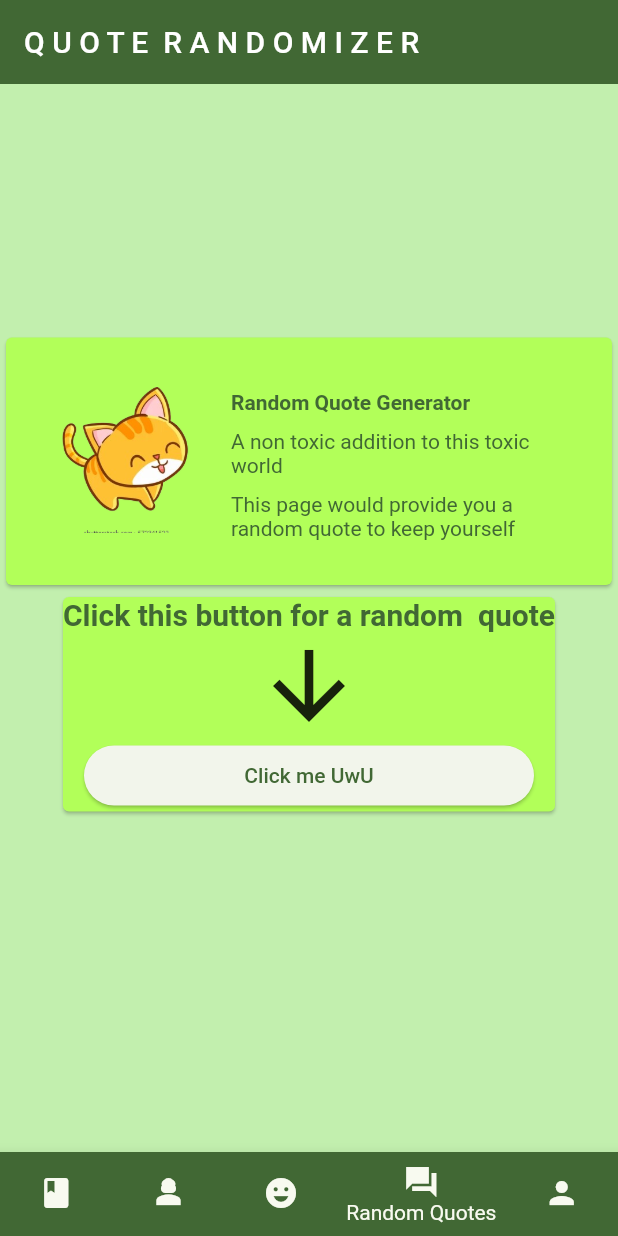
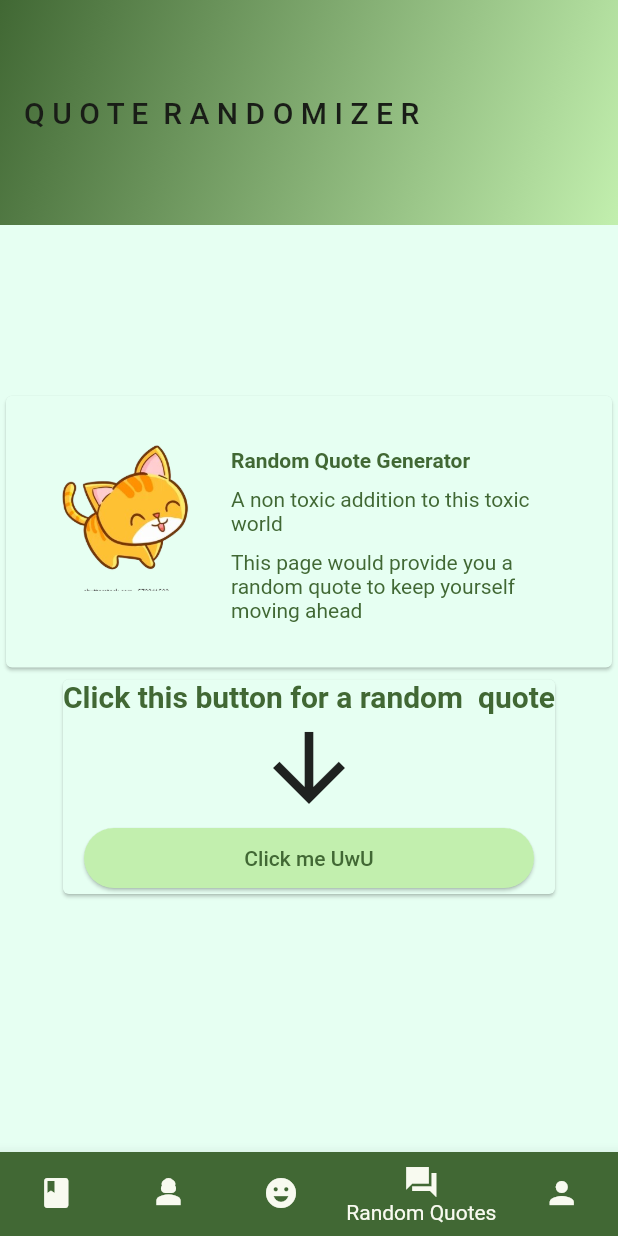
Before and after one commit to ArchedEquation/Secret_diary, a Flutter app: the screen it shows once a user with an empty profile is signed in, item 4 of the bottom bar chosen, on a phone screen of 412 x 824 dp. Run offline on Flutter 3.47's test engine with Material 2 defaults, Android fonts, the phone set to English and light mode, and no system bars; our stand-ins replace cloud_firestore, firebase_auth, firebase_core, firebase_storage, image_picker; missing offline and left inert: firebase_core_dart; accounts and stored records are empty.

Commit message:
done with the random quote page

```diff
--- a/lib/screens/quote.dart
+++ b/lib/screens/quote.dart
@@ -53,12 +53,21 @@ class _QuoteScreenState extends State<QuoteScreen> {
   @override
   Widget build(BuildContext context) {
     return Scaffold(
-      backgroundColor: Theme.of(context).colorScheme.primaryContainer,
+      backgroundColor: const Color(0xffe6fff2),
       appBar: AppBar(
-        backgroundColor: Theme.of(context).colorScheme.primary,
-        title: const Text(
-          "Q U O T E  R A N D O M I Z E R",
-          style: TextStyle(color: Colors.white),
+        toolbarHeight: 150,
+        title: const Text('Q U O T E  R A N D O M I Z E R'),
+        flexibleSpace: Container(
+          decoration: BoxDecoration(
+            gradient: LinearGradient(
+              colors: [
+                Theme.of(context).colorScheme.primary,
+                Theme.of(context).colorScheme.primaryContainer
+              ],
+              begin: Alignment.topLeft,
+              end: Alignment.bottomRight,
+            ),
+          ),
         ),
       ),
       body: Center(
@@ -66,7 +75,7 @@ class _QuoteScreenState extends State<QuoteScreen> {
           child: Column(
             children: [
               Card(
-                color: Colors.lightGreenAccent,
+                color: const Color(0xffe6fff2),
                 shape: RoundedRectangleBorder(
                   borderRadius: BorderRadius.circular(4),
                 ),
@@ -114,7 +123,7 @@ class _QuoteScreenState extends State<QuoteScreen> {
 
                                 Text(
                                   "This page would provide you a random quote to keep yourself moving ahead",
-                                  maxLines: 2,
+                                  maxLines: 3,
                                   style: TextStyle(
                                       color: Theme.of(context)
                                           .colorScheme
@@ -130,7 +139,7 @@ class _QuoteScreenState extends State<QuoteScreen> {
                 ),
               ),
               Card(
-                color: Colors.lightGreenAccent,
+                color: const Color(0xffe6fff2),
                 shape: RoundedRectangleBorder(
                   borderRadius: BorderRadius.circular(4),
                 ),
@@ -152,6 +161,8 @@ class _QuoteScreenState extends State<QuoteScreen> {
                     ElevatedButton(
                         onPressed: _getQuote,
                         style: ElevatedButton.styleFrom(
+                            backgroundColor:
+                                Theme.of(context).colorScheme.primaryContainer,
                             fixedSize: const Size(300, 30)),
                         child: const Text("Click me UwU")),
                   ],
@@ -161,7 +172,7 @@ class _QuoteScreenState extends State<QuoteScreen> {
                 height: 24,
               ),
               Card(
-                color: Colors.transparent,
+                color: const Color(0xffe6fff2),
                 shape: RoundedRectangleBorder(
                     borderRadius: BorderRadius.circular(4)),
                 child: Text(
```
